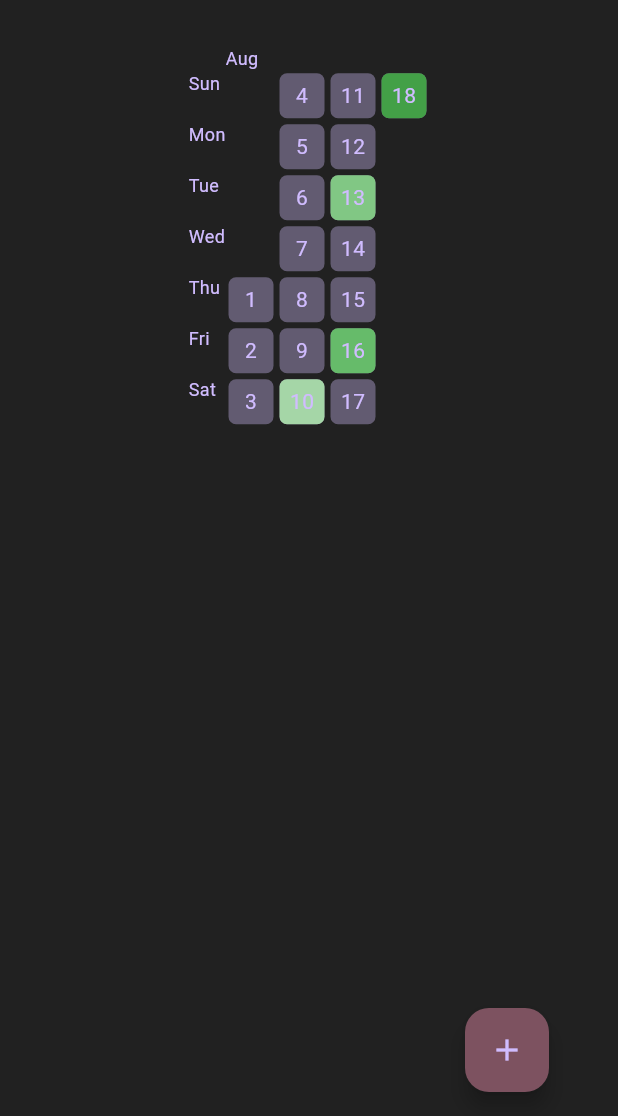
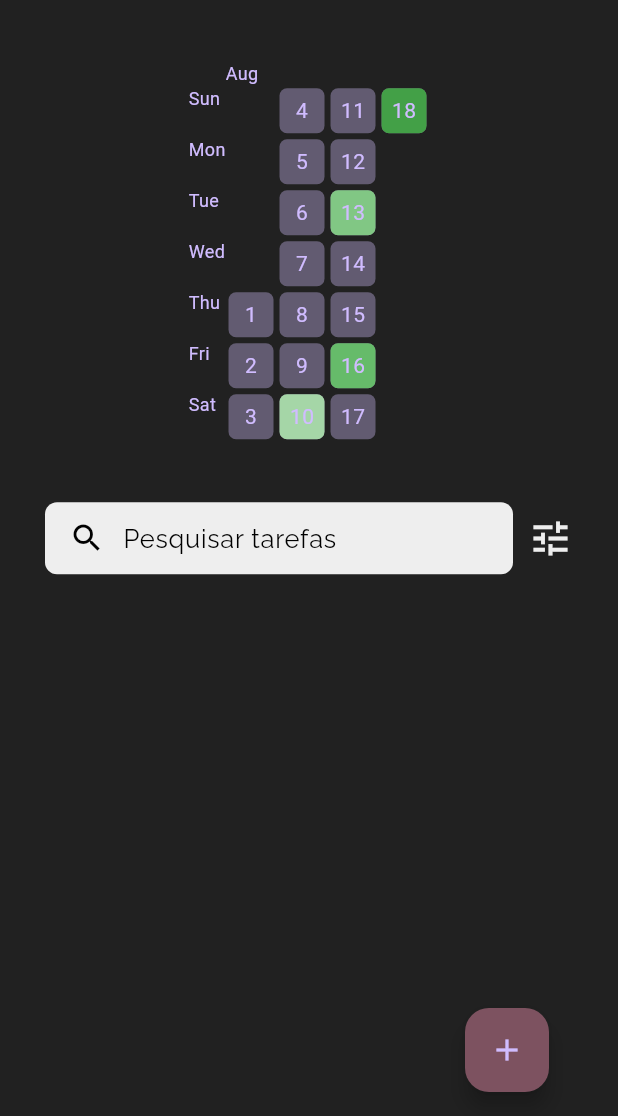
Before and after one commit to Franciscof11/To_Do_App, a Flutter app: the screen it shows once a user with an empty profile is signed in, on a phone screen of 412 x 824 dp, the part 120-1236 px from its top. Run offline on Flutter 3.47's test engine with Material 3 defaults, Android fonts, the phone set to English and light mode, and no system bars; drawn by our look-alikes of flutter_heatmap_calendar; our stand-ins replace bloc, device_preview, firebase_auth, firebase_core, flutter_bloc, flutter_slidable and 7 more; accounts and stored records are empty; generated files the repository leaves out were written again; network calls fail.

Commit message:
feat: search task by name

```diff
--- a/lib/modules/to_do/presentation/pages/home_page/home_page.dart
+++ b/lib/modules/to_do/presentation/pages/home_page/home_page.dart
@@ -8,6 +8,7 @@ import 'package:to_do_app/modules/to_do/presentation/pages/create_task_page/crea
 import 'package:to_do_app/modules/to_do/presentation/pages/home_page/cubit/home_page_cubit.dart';
 import 'package:to_do_app/modules/to_do/presentation/widgets/loader.dart';
 import 'package:to_do_app/modules/to_do/presentation/widgets/my_heat_map.dart';
+import 'package:to_do_app/modules/to_do/presentation/widgets/search_widget.dart';
 import 'package:to_do_app/modules/to_do/presentation/widgets/task_list_tile.dart';
 import 'package:to_do_app/utils/app_colors.dart';
 
@@ -93,14 +94,19 @@ class _HomePageState extends State<HomePage> {
                 const Spacer(),
               ],
             ),
-            const SizedBox(height: 30),
+            const SizedBox(height: 40),
             Center(
               child: MyHeatMap(
                 startDate: DateTime(2024, DateTime.august, 1),
                 datasets: dataset,
               ),
             ),
-            const SizedBox(height: 10),
+            const SizedBox(height: 40),
+            Padding(
+              padding: const EdgeInsets.symmetric(horizontal: 12),
+              child: const SearchWidget(modal: SizedBox()),
+            ),
+            const SizedBox(height: 40),
             Center(
               child: Loader<HomePageCubit, HomePageState>(
                 selector: (state) => state.maybeWhen(
@@ -124,6 +130,9 @@ class _HomePageState extends State<HomePage> {
                       }
                       context.read<HomePageCubit>().getAllTasks();
                     },
+                    child: MediaQuery.removePadding(
+                      removeTop: true,
+                      context: context,
                       child: ListView.builder(
                         physics: const AlwaysScrollableScrollPhysics(),
                         shrinkWrap: true,
@@ -131,6 +140,7 @@ class _HomePageState extends State<HomePage> {
                         itemBuilder: (context, index) => BlocProvider(
                           create: (context) => HomePageCubit(repository: context.read<TasksDB>()),
                           child: TaskListTile(task: tasks[index]),
+                        ),
                       ),
                     ),
                   ),
--- /dev/null
+++ b/lib/modules/to_do/presentation/widgets/search_widget.dart
@@ -0,0 +1,70 @@
+import 'package:flutter/material.dart';
+import 'package:flutter_bloc/flutter_bloc.dart';
+import 'package:google_fonts/google_fonts.dart';
+import 'package:to_do_app/modules/to_do/presentation/pages/home_page/cubit/home_page_cubit.dart';
+
+class SearchWidget extends StatefulWidget {
+  final Widget modal;
+  const SearchWidget({super.key, required this.modal});
+
+  @override
+  State<SearchWidget> createState() => _SearchWidgetState();
+}
+
+class _SearchWidgetState extends State<SearchWidget> {
+  @override
+  Widget build(BuildContext context) {
+    return Row(
+      children: [
+        Expanded(
+          child: Container(
+            padding: const EdgeInsets.symmetric(horizontal: 16.0),
+            decoration: BoxDecoration(
+              color: Colors.grey[200],
+              borderRadius: BorderRadius.circular(8.0),
+            ),
+            child: Row(
+              children: [
+                const Icon(Icons.search, color: Colors.black),
+                const SizedBox(width: 12),
+                Expanded(
+                  child: TextField(
+                    onChanged: (value) => context.read<HomePageCubit>().searchTask(value),
+                    onTapOutside: (event) => FocusScope.of(context).unfocus(),
+                    decoration: InputDecoration(
+                      hintText: 'Pesquisar tarefas',
+                      hintStyle: GoogleFonts.raleway(
+                        color: Colors.black,
+                        fontWeight: FontWeight.normal,
+                        fontSize: 17,
+                      ),
+                      border: InputBorder.none,
+                    ),
+                    style: GoogleFonts.workSans(
+                      color: Colors.grey[700],
+                      fontWeight: FontWeight.normal,
+                    ),
+                  ),
+                ),
+                /*       Icon(Icons.mic, color: Colors.grey[700]), */
+              ],
+            ),
+          ),
+        ),
+        const SizedBox(width: 10),
+        GestureDetector(
+          onTap: () {
+            showModalBottomSheet(
+              context: context,
+              isScrollControlled: true,
+              builder: (dialogContext) => widget.modal,
+              barrierColor: Colors.grey.shade100.withOpacity(0.7),
+              shape: const ContinuousRectangleBorder(borderRadius: BorderRadius.vertical(top: Radius.circular(85))),
+            );
+          },
+          child: Icon(Icons.tune, color: Colors.grey[200], size: 30),
+        ),
+      ],
+    );
+  }
+}
```
Also changed, not shown: lib/modules/to_do/presentation/pages/home_page/cubit/home_page_cubit.dart (+36 -0 lines), lib/modules/to_do/presentation/widgets/filter_task_modal.dart (added). Lines whose indentation alone changed are shown as unchanged.
